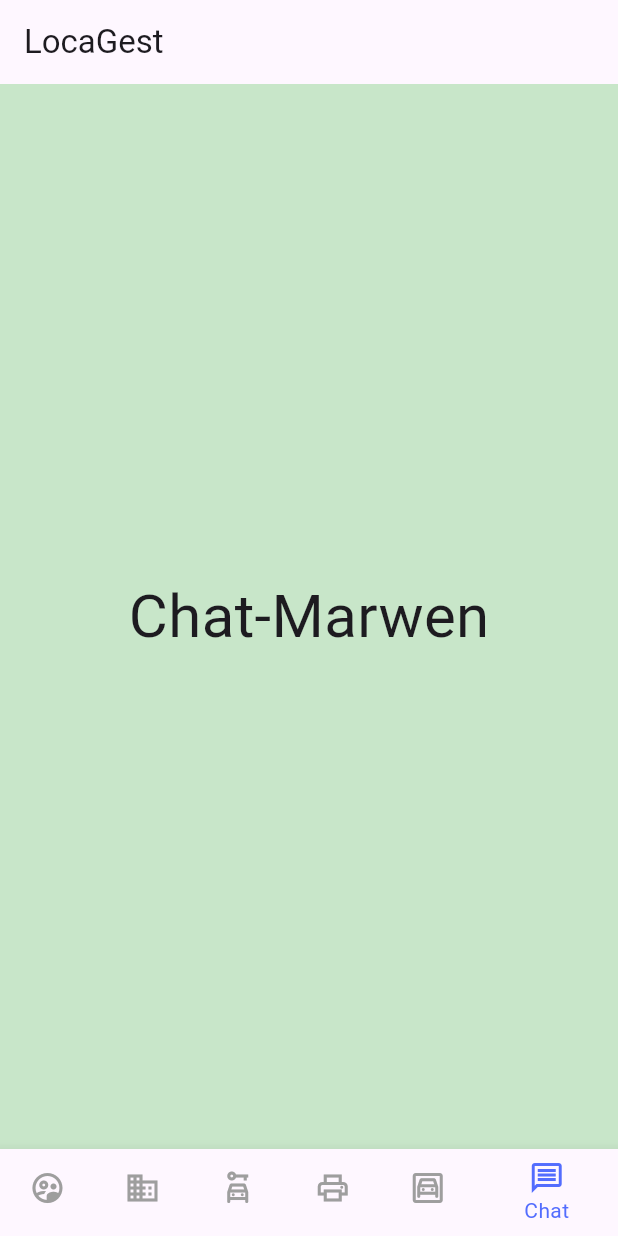
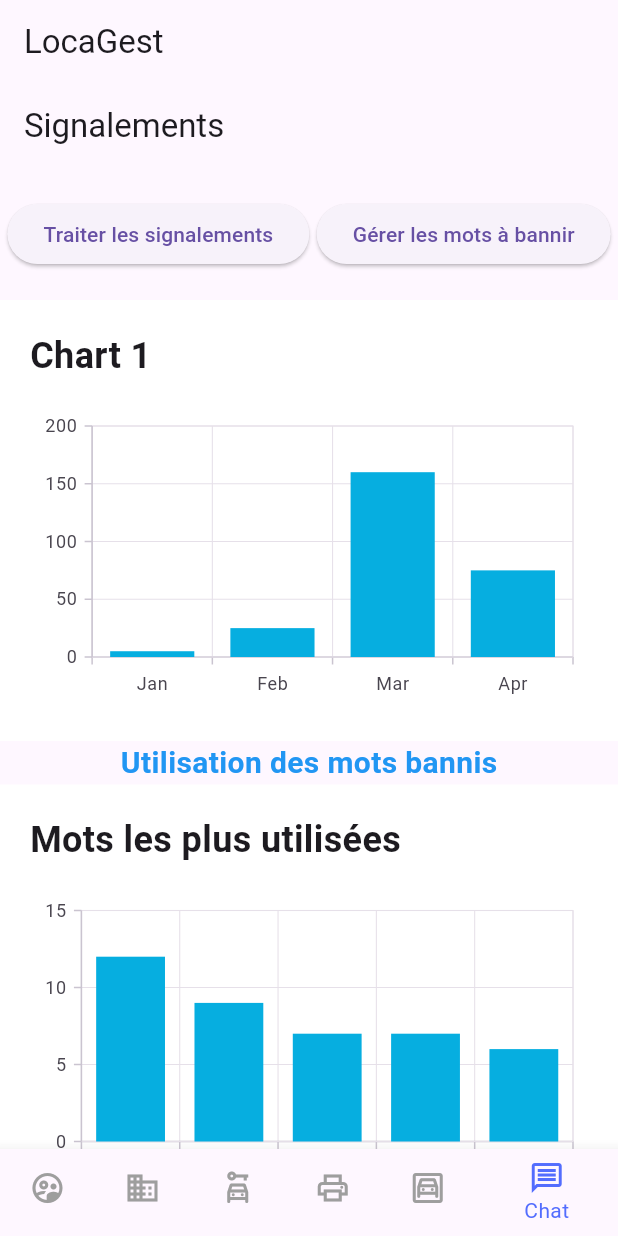
Before and after one commit to Marwen-Hammami/LocaGest-Flutter, a Flutter app: the screen it shows after launch, item 6 of the bottom bar chosen, on a phone screen of 412 x 824 dp. Run offline on Flutter 3.47's test engine with Material 3 defaults, Android fonts, the phone set to English and light mode, and no system bars; our stand-ins replace syncfusion_flutter_charts.

Commit message:
Interface Signalements

```diff
--- a/lib/main.dart
+++ b/lib/main.dart
@@ -1,4 +1,5 @@
 import 'package:flutter/material.dart';
+import 'package:locagest/screens/chat_screen/dashboard_chat.dart';
 
 void main() {
   runApp(const MyApp());
@@ -72,14 +73,7 @@ class _HomeScreenState extends State<HomeScreen> {
       ),
     ),
     // Content for Chat-Marwen Tab // call the external file for your home screen
-    Container(
-      color: Colors.green.shade100,
-      alignment: Alignment.center,
-      child: const Text(
-        'Chat-Marwen',
-        style: TextStyle(fontSize: 40),
-      ),
-    ),
+    ChatResponsiveDashboard(),
   ];
 
   int _selectedIndex = 0;
--- /dev/null
+++ b/lib/screens/chat_screen/dashboard_chat.dart
@@ -0,0 +1,125 @@
+import 'package:flutter/material.dart';
+import 'package:syncfusion_flutter_charts/charts.dart';
+
+class OrdinalBar {
+  final String x;
+  final int y;
+
+  OrdinalBar(this.x, this.y);
+}
+
+class ChatResponsiveDashboard extends StatelessWidget {
+  @override
+  Widget build(BuildContext context) {
+    return Scaffold(
+      appBar: AppBar(
+        title: const Text('Signalements'),
+      ),
+      body: SingleChildScrollView(
+        child: Column(
+          children: [
+            SizedBox(height: 20.0),
+            Row(
+              mainAxisAlignment: MainAxisAlignment.spaceEvenly,
+              children: [
+                ElevatedButton(
+                  onPressed: () {
+                    // Handle "Traiter les signalements" button click
+                    // Add the logic for what should happen when this button is clicked
+                  },
+                  child: const Text("Traiter les signalements"),
+                ),
+                ElevatedButton(
+                  onPressed: () {
+                    // Handle "Gérer les mots à bannir" button click
+                    // Add the logic for what should happen when this button is clicked
+                  },
+                  child: const Text("Gérer les mots à bannir"),
+                ),
+              ],
+            ),
+            SizedBox(height: 20.0),
+            BarChartSection(
+              chartTitle: 'Chart 1',
+              chartData: [
+                OrdinalBar('Jan', 5),
+                OrdinalBar('Feb', 25),
+                OrdinalBar('Mar', 160),
+                OrdinalBar('Apr', 75),
+              ],
+            ),
+            const Text(
+              'Utilisation des mots bannis',
+              style: TextStyle(
+                fontSize: 20.0,
+                fontWeight: FontWeight.bold,
+                color: Colors.blue, // You can customize the color if needed
+              ),
+            ),
+            BarChartSection(
+              chartTitle: 'Mots les plus utilisées',
+              chartData: [
+                OrdinalBar('5ayb', 12),
+                OrdinalBar('bad', 9),
+                OrdinalBar('mauvais', 7),
+                OrdinalBar('zero', 7),
+                OrdinalBar('mort', 6),
+              ],
+            ),
+            BarChartSection(
+              chartTitle: 'Mots les moins utilisées',
+              chartData: [
+                OrdinalBar('insert', 0),
+                OrdinalBar('null', 1),
+                OrdinalBar('%%%', 1),
+                OrdinalBar('tuer', 1),
+                OrdinalBar('!!!!', 3),
+              ],
+            ),
+          ],
+        ),
+      ),
+    );
+  }
+}
+
+class BarChartSection extends StatelessWidget {
+  final String chartTitle;
+  final List<OrdinalBar> chartData;
+
+  BarChartSection({required this.chartTitle, required this.chartData});
+
+  @override
+  Widget build(BuildContext context) {
+    return Container(
+      padding: EdgeInsets.all(20.0),
+      color: Colors.white,
+      child: Column(
+        crossAxisAlignment: CrossAxisAlignment.start,
+        children: [
+          Text(
+            chartTitle,
+            style: TextStyle(
+              fontSize: 24.0,
+              fontWeight: FontWeight.bold,
+            ),
+          ),
+          SizedBox(height: 20.0),
+          Container(
+            height: 200.0,
+            child: SfCartesianChart(
+              primaryXAxis: CategoryAxis(),
+              series: <ChartSeries>[
+                ColumnSeries<OrdinalBar, String>(
+                  dataSource: chartData,
+                  xValueMapper: (OrdinalBar sales, _) => sales.x,
+                  yValueMapper: (OrdinalBar sales, _) => sales.y,
+                ),
+              ],
+            ),
+          ),
+        ],
+      ),
+    );
+  }
+}
--- a/pubspec.yaml
+++ b/pubspec.yaml
@@ -35,6 +35,7 @@ dependencies:
   # The following adds the Cupertino Icons font to your application.
   # Use with the CupertinoIcons class for iOS style icons.
   cupertino_icons: ^1.0.2
+  syncfusion_flutter_charts: ^23.2.7
 
 dev_dependencies:
   flutter_test:
```
Also changed, not shown: pubspec.lock.
